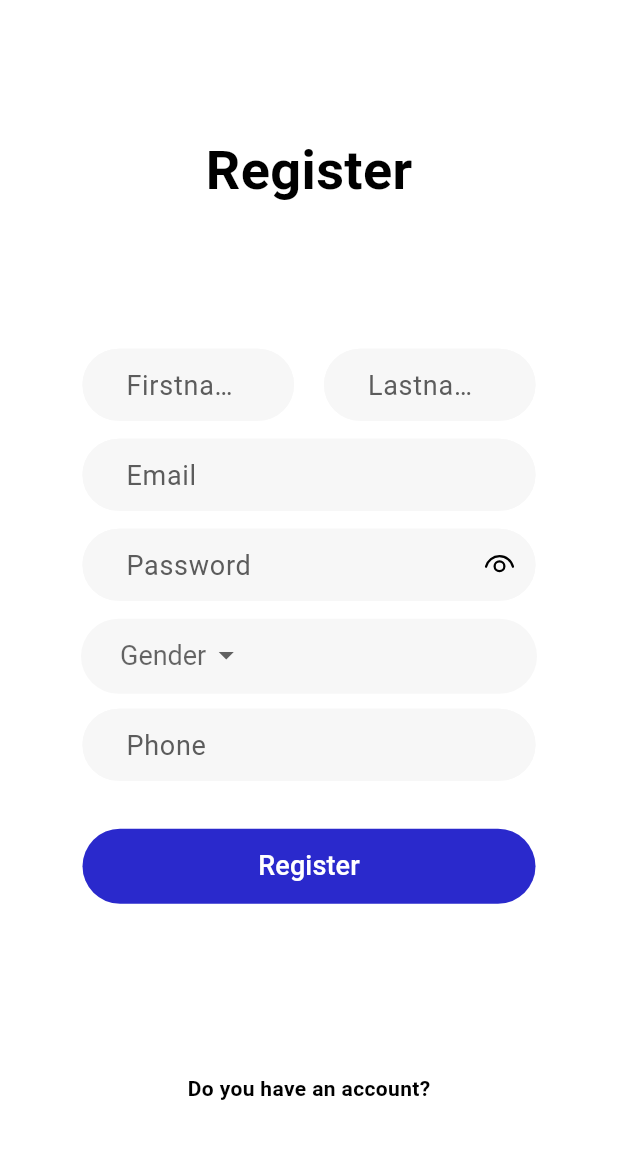
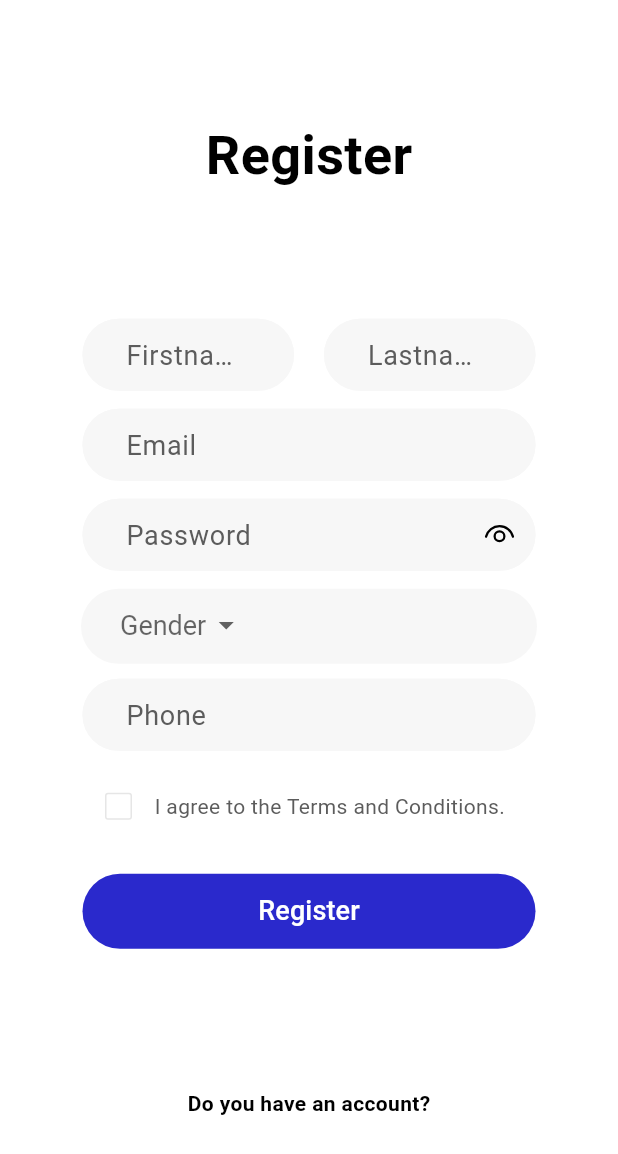
Before and after one commit to Ihebowski/CarGo, a Flutter app: the RegisterPage screen opened directly, on a phone screen of 412 x 824 dp. Shown: the top 1154 px of the screen. Run offline on Flutter 3.47's test engine with Material 3 defaults, Android fonts, the phone set to English and light mode, and no system bars; our stand-ins replace cloud_firestore, firebase_auth, firebase_core, fluentui_system_icons, flutter_dotenv, get and 2 more; accounts and stored records are empty; network calls fail.

Commit message:
Update screenshots layout and README File

```diff
--- a/lib/controllers/register_controller.dart
+++ b/lib/controllers/register_controller.dart
@@ -1,5 +1,3 @@
-import 'dart:developer';
-
 import 'package:cargo/services/auth_service.dart';
 import 'package:cargo/views/home/landing/home_page.dart';
 import 'package:flutter/material.dart';
@@ -14,6 +12,7 @@ class RegisterController extends GetxController {
   var genderController = ''.obs;
   final List<String> genderOptions = ['Male', 'Female', 'Other'];
   final phoneController = TextEditingController();
+  var isChecked = false.obs;
 
   void signUp() async {
     try {
@@ -24,8 +23,14 @@ class RegisterController extends GetxController {
       String phone = phoneController.text.trim();
       String gender = genderController.value;
 
+
       if (firstName.isEmpty || lastName.isEmpty || email.isEmpty || password.isEmpty || phone.isEmpty || gender.isEmpty) {
         Get.snackbar('Error', 'All fields are required');
+        return;
+      }
+
+      if(isChecked.isFalse){
+        Get.snackbar('Error', 'Agree on Terms and Conditions');
         return;
       }
 
--- a/lib/models/user.dart
+++ b/lib/models/user.dart
@@ -1,5 +1,3 @@
-import 'car.dart';
-
 class User {
   String userId;
   String userFirstname;
--- a/lib/views/auth/register_page.dart
+++ b/lib/views/auth/register_page.dart
@@ -287,12 +287,47 @@ class RegisterPage extends StatelessWidget {
                     Container(
                       height: 50,
                       width: double.infinity,
+                      padding: const EdgeInsets.symmetric(horizontal: 10),
+                      margin: const EdgeInsets.symmetric(
+                        horizontal: 45,
+                        vertical: 5,
+                      ),
+                      child: Row(
+                        children: [
+                          Obx(
+                            () {
+                              return Checkbox(
+                                value: registerController.isChecked.value,
+                                side: const BorderSide(
+                                  color: darkLightGreyColor,
+                                ),
+                                activeColor: darkLightGreyColor,
+                                checkColor: blackColor,
+                                onChanged: (value) {
+                                  registerController.isChecked.value = value!;
+                                },
+                              );
+                            },
+                          ),
+                          const Text(
+                            "I agree to the Terms and Conditions.",
+                            style: TextStyle(
+                              fontSize: 14,
+                              color: darkGreyColor,
+                            ),
+                          ),
+                        ],
+                      ),
+                    ),
+                    Container(
+                      height: 50,
+                      width: double.infinity,
                       padding: const EdgeInsets.symmetric(
                         horizontal: 10,
                       ),
                       margin: const EdgeInsets.symmetric(
                         horizontal: 45,
-                        vertical: 25,
+                        vertical: 15,
                       ),
                       child: ElevatedButton(
                         onPressed: () => registerController.signUp(),
--- a/lib/views/home/car/car_page.dart
+++ b/lib/views/home/car/car_page.dart
@@ -72,7 +72,7 @@ class CarPage extends StatelessWidget {
             child: Column(
               children: [
                 Container(
-                  height: height * 0.325,
+                  height: height * 0.25,
                   width: width,
                   padding: const EdgeInsets.symmetric(
                     horizontal: 30,
@@ -90,6 +90,7 @@ class CarPage extends StatelessWidget {
                   child: Container(
                     width: width,
                     padding: const EdgeInsets.symmetric(
+                      vertical: 10,
                       horizontal: 15,
                     ),
                     decoration: const BoxDecoration(
```
Also changed, not shown: lib/controllers/car_controller.dart (+7 -5 lines), lib/views/home/car/feature_container.dart (+4 -4 lines), lib/views/home/profile/profile_page.dart (+8 -7 lines), pubspec.lock, 7 other files.
